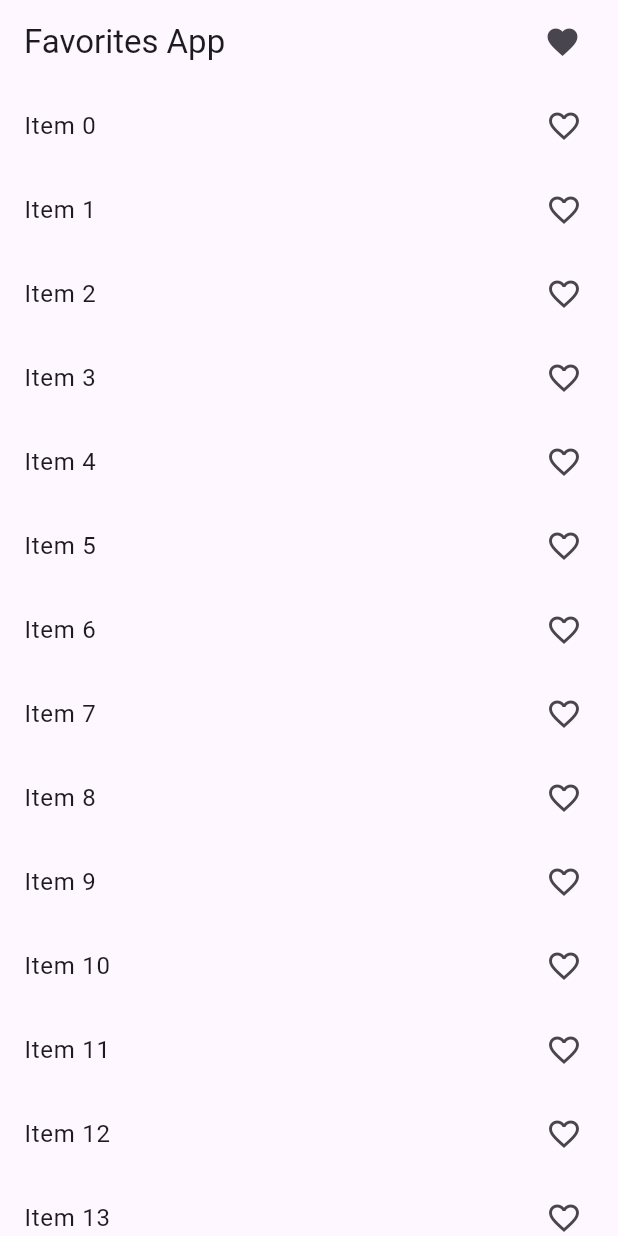
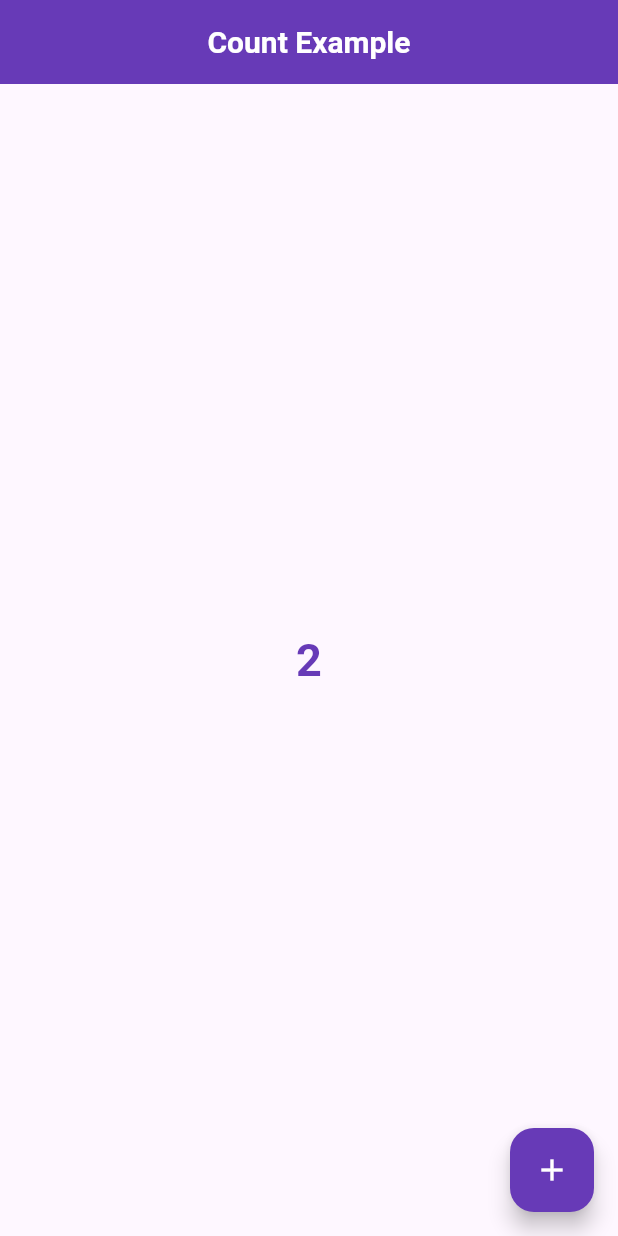
Before and after one commit to Abhi98989/provider, a Flutter app: the screen it shows after launch, on a phone screen of 412 x 824 dp. Run offline on Flutter 3.47's test engine with Material 3 defaults, Android fonts, the phone set to English and light mode, and no system bars.

Commit message:
Count example with provider

```diff
--- a/lib/main.dart
+++ b/lib/main.dart
@@ -1,7 +1,10 @@
 import 'package:flutter/material.dart';
+import 'package:pro_example/provider/count_provider.dart';
 import 'package:pro_example/provider/fav_provider.dart';
-import 'package:pro_example/screen/fav/fav_screen.dart';
+// import 'package:pro_example/screen/fav/fav_screen.dart';
 import 'package:provider/provider.dart';
+
+import 'screen/count/count_example.dart';
 
 void main() {
   runApp(const MyApp());
@@ -15,7 +18,8 @@ class MyApp extends StatelessWidget {
   Widget build(BuildContext context) {
     return
     MultiProvider(providers: [
-      ChangeNotifierProvider(create: (_) =>FavouriteItemProvider())
+      ChangeNotifierProvider(create: (_) =>FavouriteItemProvider(),),
+      ChangeNotifierProvider(create: (_) => CountProvider()),
 
     ],
     child:MaterialApp(
@@ -40,7 +44,7 @@ class MyApp extends StatelessWidget {
         useMaterial3: true,
       ),
       debugShowCheckedModeBanner: false,
-      home: const FavScreen(),
+      home: const CountExample(),
     )
     );
   }
--- /dev/null
+++ b/lib/provider/count_provider.dart
@@ -0,0 +1,12 @@
+import 'package:flutter/foundation.dart';
+
+class CountProvider with ChangeNotifier {
+  int _count = 0;
+  int get count => _count;
+
+  void increment() {
+    _count++;
+    notifyListeners();
+  }
+
+}
--- /dev/null
+++ b/lib/screen/count/count_example.dart
@@ -0,0 +1,48 @@
+import 'dart:async';
+
+import 'package:flutter/material.dart';
+import 'package:provider/provider.dart';
+
+import '../../provider/count_provider.dart';
+
+class CountExample extends StatefulWidget {
+  const CountExample({super.key});
+
+  @override
+  State<CountExample> createState() => _CountExampleState();
+}
+
+class _CountExampleState extends State<CountExample> {
+  @override
+  void initState() {
+    // TODO: implement initState
+    super.initState();
+    final countProvider = Provider.of<CountProvider>(context, listen: false);
+    // print("countProvider");
+    Timer.periodic(const Duration(seconds: 3), (timer) {
+      countProvider.increment();
+    });
+  }
+  @override
+  Widget build(BuildContext context) {
+    final countProvider = Provider.of<CountProvider>(context, listen: false);
+    // print("build");
+    return Scaffold(
+      appBar: AppBar(
+        backgroundColor: Colors.deepPurple,
+        title:const Center(child: Text("Count Example",style: TextStyle(color: Colors.white, fontSize: 20, fontWeight: FontWeight.bold),)),
+
+      ),
+      body:Center(child: Consumer<CountProvider>(builder: (context, value, child){
+        return Text(value.count.toString(),style:const TextStyle(color: Colors.deepPurple, fontSize: 30, fontWeight: FontWeight.bold),);
+      })) ,
+      floatingActionButton: FloatingActionButton(
+        onPressed: () {
+          countProvider.increment();
+        },
+        child:const Icon(Icons.add, color: Colors.white,),
+        backgroundColor: Colors.deepPurple,
+      )
+    );
+  }
+}
--- a/lib/screen/fav/fav_screen.dart
+++ b/lib/screen/fav/fav_screen.dart
@@ -15,16 +15,15 @@ class _FavScreenState extends State<FavScreen> {
 
   @override
   Widget build(BuildContext context) {
-    final favouriteProvider = Provider.of<FavouriteItemProvider>(context);
-    print("build");
+    // final favouriteProvider = Provider.of<FavouriteItemProvider>(context);
+    // print("build");
     return Scaffold(
       appBar: AppBar(
         title:const Text('Favorites App'),
         actions: [
-           InkWell(
+          InkWell(
             onTap:(){
               Navigator.push(context, MaterialPageRoute(builder: (context)=>const MyFavouriteItemScreen()));
-
             },
             child:const Icon(Icons.favorite)
           ),
```
